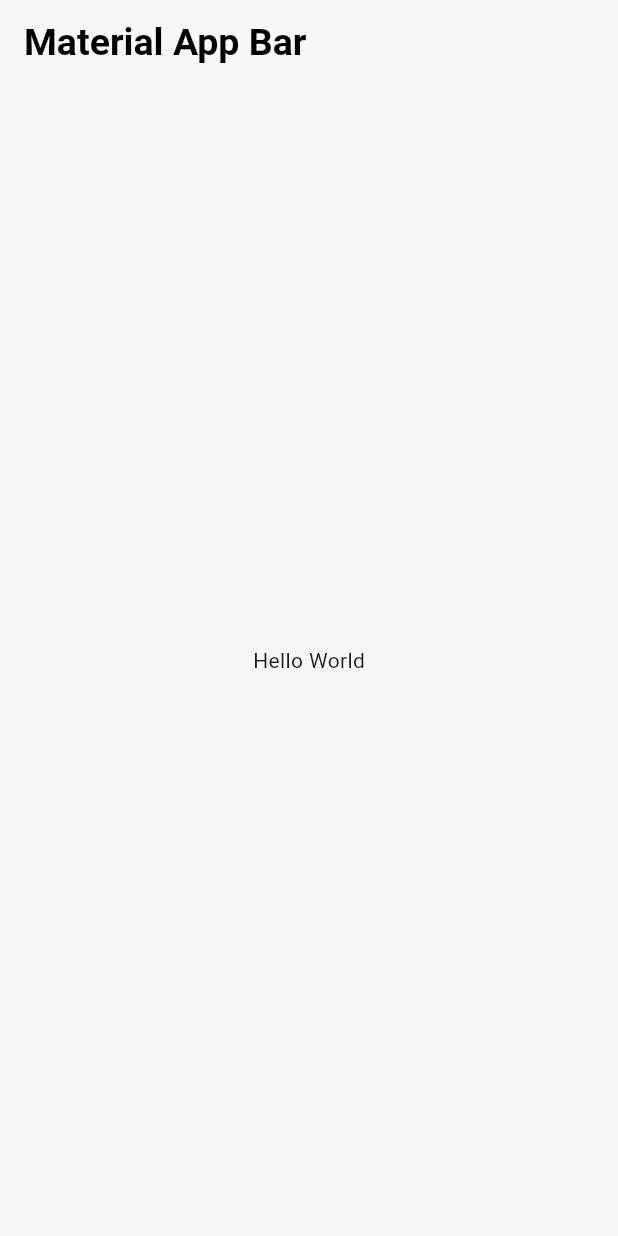
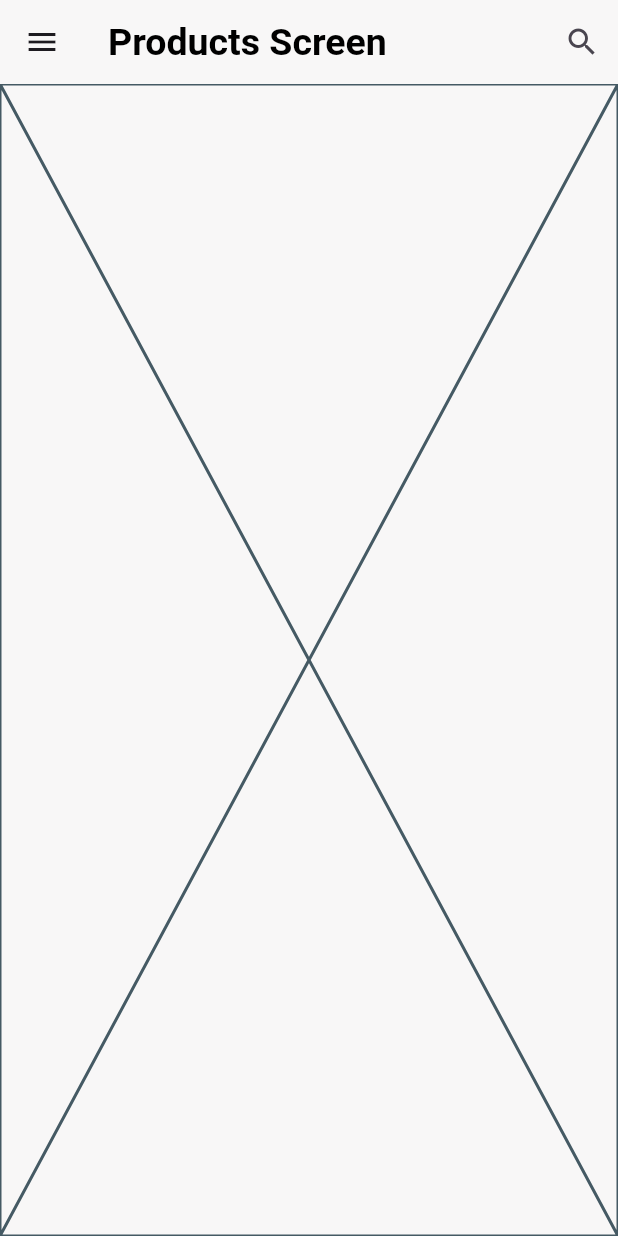
Before and after one commit to szuluaga-beep/teslo_app, a Flutter app: the screen it shows after launch, on a phone screen of 412 x 824 dp. Run offline on Flutter 3.47's test engine with Material 3 defaults, Android fonts, the phone set to English and light mode, and no system bars; our stand-ins replace go_router, google_fonts.

Commit message:
agregando router y creando pantallas

```diff
--- /dev/null
+++ b/lib/config/router/app_router.dart
@@ -0,0 +1,14 @@
+import 'package:go_router/go_router.dart';
+import 'package:teslo_app/features/auth/auth.dart';
+import 'package:teslo_app/features/products/products.dart';
+
+final appRouter = GoRouter(initialLocation: '/products', routes: [
+  GoRoute(
+    path: '/login',
+    builder: (context, state) => const LoginScreen(),
+  ),
+  GoRoute(
+    path: '/products',
+    builder: (context, state) => const ProductsScreen(),
+  ),
+]);
--- /dev/null
+++ b/lib/features/auth/auth.dart
@@ -0,0 +1 @@
+export 'presentation/screens/screens.dart';
--- /dev/null
+++ b/lib/features/auth/presentation/screens/screens.dart
@@ -0,0 +1 @@
+export 'login_screen.dart';
--- /dev/null
+++ b/lib/features/products/presentation/screens/products_screen.dart
@@ -0,0 +1,19 @@
+import 'package:flutter/material.dart';
+
+class ProductsScreen extends StatelessWidget {
+  const ProductsScreen({super.key});
+
+  @override
+  Widget build(BuildContext context) {
+    return Scaffold(
+      drawer: Drawer(
+        child: Text('drawer'),
+      ),
+      appBar: AppBar(
+        title: Text('Products Screen'),
+        actions: [IconButton(onPressed: () {}, icon: Icon(Icons.search))],
+      ),
+      body: Placeholder(),
+    );
+  }
+}
--- /dev/null
+++ b/lib/features/products/presentation/screens/screens.dart
@@ -0,0 +1 @@
+export 'products_screen.dart';
--- /dev/null
+++ b/lib/features/products/products.dart
@@ -0,0 +1 @@
+export 'presentation/screens/screens.dart';
--- a/lib/main.dart
+++ b/lib/main.dart
@@ -1,4 +1,5 @@
 import 'package:flutter/material.dart';
+import 'package:teslo_app/config/router/app_router.dart';
 import 'package:teslo_app/config/theme/app_theme.dart';
 
 void main() => runApp(const MyApp());
@@ -8,18 +9,11 @@ class MyApp extends StatelessWidget {
 
   @override
   Widget build(BuildContext context) {
-    return MaterialApp(
+    return MaterialApp.router(
       title: 'Material App',
       theme: AppTheme().getTheme,
       debugShowCheckedModeBanner: false,
-      home: Scaffold(
-        appBar: AppBar(
-          title: const Text('Material App Bar'),
-        ),
-        body: const Center(
-          child: Text('Hello World'),
-        ),
-      ),
+      routerConfig: appRouter,
     );
   }
 }
--- a/pubspec.yaml
+++ b/pubspec.yaml
@@ -31,14 +31,10 @@ dependencies:
   cupertino_icons: ^1.0.6
   flutter:
     sdk: flutter
+  go_router: ^14.1.1
   google_fonts: ^6.2.1
 
 dev_dependencies:
-  # The "flutter_lints" package below contains a set of recommended lints to
-  # encourage good coding practices. The lint set provided by the package is
-  # activated in the `analysis_options.yaml` file located at the root of your
-  # package. See that file for information about deactivating specific lint
-  # rules and activating additional ones.
   flutter_lints: ^3.0.0
   flutter_test:
     sdk: flutter
```
Also changed, not shown: lib/features/auth/presentation/screens/login_screen.dart (added, +15 -0 lines), lib/features/shared/widgets/side_menu.dart (added, +10 -0 lines), lib/features/auth/presentation/widgets/widgets.dart (added), lib/features/shared/shared.dart (added), lib/features/shared/widgets/widgets.dart (added), pubspec.lock, 1 other file.
